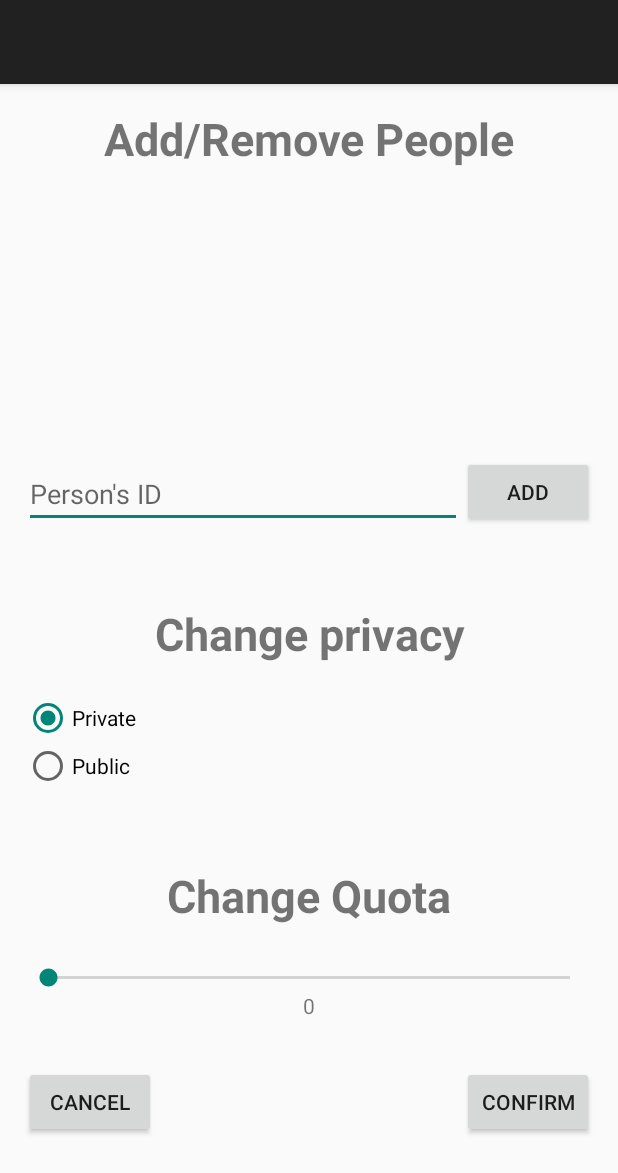
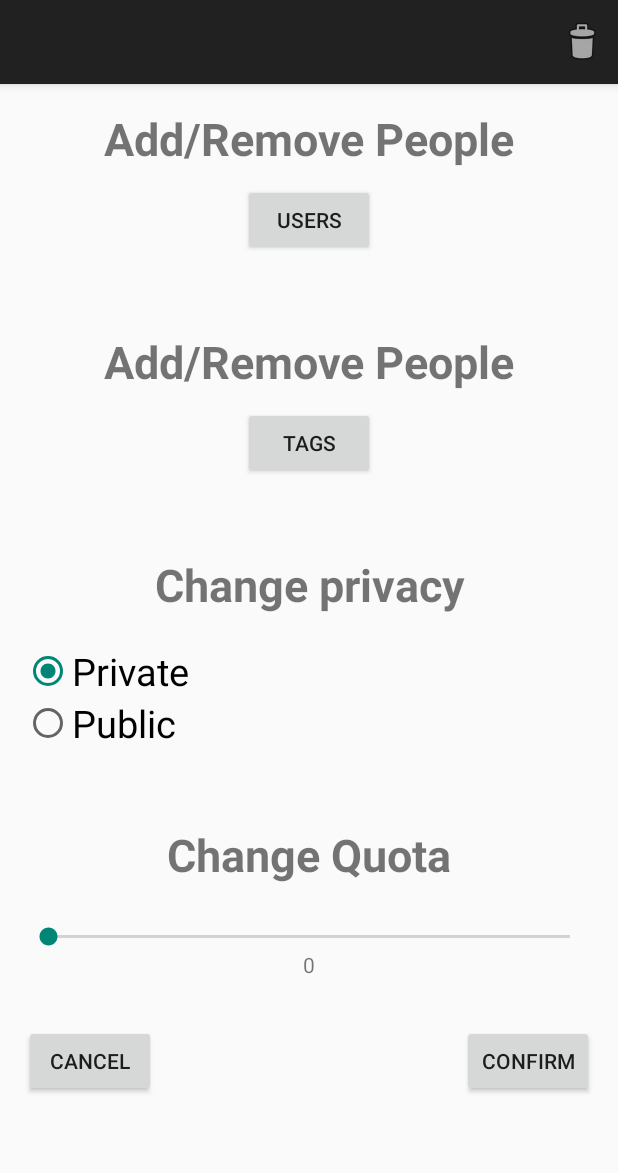
Before and after one commit to davidcalimero/AirDesk, an Android app: the SettingsActivity screen opened directly, with no data from a screen before it, on a phone screen of 412 x 824 dp. Shown: the top 1173 px of the screen. Run offline under Robolectric (Android 15) with nearby library versions, the phone set to English and light mode, and no system bars; 8 statements that could not run were skipped.

Commit message:
Settings Activity updated.
- User and Tag List on ListActivity;

- Delete put too. :3

```diff
--- a/app/src/main/java/pt/ulisboa/tecnico/cmov/airdesk/SettingsActivity.java
+++ b/app/src/main/java/pt/ulisboa/tecnico/cmov/airdesk/SettingsActivity.java
@@ -1,18 +1,21 @@
 package pt.ulisboa.tecnico.cmov.airdesk;
 
+import android.app.AlertDialog;
+import android.content.DialogInterface;
+import android.content.Intent;
 import android.support.v7.app.ActionBarActivity;
 import android.os.Bundle;
 import android.util.Log;
+import android.view.Menu;
+import android.view.MenuItem;
 import android.view.View;
-import android.widget.AdapterView;
-import android.widget.ArrayAdapter;
-import android.widget.EditText;
-import android.widget.ListView;
+import android.view.ViewConfiguration;
 import android.widget.RadioButton;
 import android.widget.SeekBar;
 import android.widget.TextView;
 import android.widget.Toast;
 
+import java.lang.reflect.Field;
 import java.util.ArrayList;
 
 import pt.ulisboa.tecnico.cmov.airdesk.other.FileManager;
@@ -23,8 +26,14 @@ import pt.ulisboa.tecnico.cmov.airdesk.other.Workspace;
 public class SettingsActivity extends ActionBarActivity {
 
     public static final String WORKSPACE_NAME = "workspaceName";
+    public static final String TAGS_LIST = "tags";
+    public static final String USERS_LIST = "users";
+
+    public static final int USERS = 0;
+    public static final int TAGS = 1;
 
     private String workspaceName;
+    private Workspace workspace;
 
     // Privacy
     private Workspace.MODE privacy;
@@ -32,10 +41,11 @@ public class SettingsActivity extends ActionBarActivity {
     // Quota
     int quota;
 
-    // New Code
-    private ArrayList<CharSequence> list;
-    private ArrayAdapter<String> adapter;
-    private EditText personEdit;
+    // User List
+    private ArrayList<CharSequence> users;
+
+    // Tag list
+    private ArrayList<CharSequence> tags;
 
     @Override
     protected void onCreate(Bundle savedInstanceState) {
@@ -47,29 +57,19 @@ public class SettingsActivity extends ActionBarActivity {
         workspaceName = (String) bundle.get(WORKSPACE_NAME);
         ApplicationContext applicationContext = (ApplicationContext) getApplicationContext();
         User activeUser = applicationContext.getActiveUser();
-        Workspace workspace = activeUser.getWorkspaceList().get(workspaceName);
+        workspace = activeUser.getWorkspaceList().get(workspaceName);
         if(workspace == null) {
             Log.e("SettingsActivity", "This is a problem: Workspace " + workspaceName + " doesn't exist.");
             finish();
         }
 
-        //Restore data
-        personEdit = (EditText) findViewById(R.id.personID);
-        list = workspace.getUserList();
+        /*
+        users = new ArrayList<>(workspace.getUserList());
+        tags = new ArrayList<>(workspace.getPublicProfile());
+        */
 
-        //ListView inicialization
-        adapter = new ArrayAdapter<>(this, android.R.layout.simple_list_item_1);
-        ListView listView = (ListView) findViewById(R.id.personList);
-        listView.setAdapter(adapter);
-        listView.setOnItemClickListener(new AdapterView.OnItemClickListener() {
-            @Override
-            public void onItemClick(AdapterView<?> parent, View view, int position, long arg3) {
-                adapter.remove(list.get(position).toString());
-                list.remove(position);
-            }
-        });
-
-        populateView();
+        users = workspace.getUserList();
+        tags = workspace.getPublicProfile();
 
         //////////////////////////////////////////////
         // Privacy
@@ -111,7 +111,7 @@ public class SettingsActivity extends ActionBarActivity {
             @Override
             public void onProgressChanged(SeekBar seekBar, int progress, boolean fromUser) {
                 quota = (int) minQuota + progress;
-                quotaText.setText(((Integer) quota).toString());
+                quotaText.setText(((Integer) quota).toString() + " MB");
             }
 
             @Override
@@ -125,31 +125,55 @@ public class SettingsActivity extends ActionBarActivity {
         });
 
         setTitle(workspaceName);
+
+        //Force overflow menu on actionBar
+        forceMenuOverflow();
     }
 
-    public void addItem(View view){
-        String item = personEdit.getText().toString();
-
-        //Invalid input verification
-        if (item.split(" ").length != 1 || item.length() == 0) {
-            Toast.makeText(getApplicationContext(), R.string.invalid_input, Toast.LENGTH_SHORT).show();
-            return;
-        }
-        if (list.contains(item)){
-            Toast.makeText(getApplicationContext(), "\"" + item + "\" " + getString(R.string.already_exists), Toast.LENGTH_SHORT).show();
-            return;
-        }
-
-        personEdit.getText().clear();
-        adapter.add(item);
-        list.add(item);
+    @Override
+    protected void onSaveInstanceState(Bundle outState) {
+        outState.putString(WORKSPACE_NAME, workspaceName);
+        outState.putCharSequenceArrayList(USERS_LIST, users);
+        outState.putCharSequenceArrayList(TAGS_LIST, tags);
+        super.onSaveInstanceState(outState);
     }
 
-    //ListView population
-    private void populateView(){
-        for(CharSequence item : list){
-            adapter.add(item.toString());
-        }
+    // User List
+    public void addRemoveUsers(View v){
+        Intent intent = new Intent(getApplicationContext(), ListActivity.class);
+        intent.putCharSequenceArrayListExtra(ListActivity.LIST, users);
+        intent.putExtra(ListActivity.TITLE, workspaceName + ": User List");
+        startActivityForResult(intent, USERS);
+    }
+
+    // Tag List
+    public void addRemoveTags(View v){
+        Intent intent = new Intent(getApplicationContext(), ListActivity.class);
+        intent.putCharSequenceArrayListExtra(ListActivity.LIST, tags);
+        intent.putExtra(ListActivity.TITLE, workspaceName + ": Tag List");
+        startActivityForResult(intent, TAGS);
+    }
+
+    @Override
+    protected void onActivityResult(int requestCode, int resultCode, Intent data) {
+        if(data != null && resultCode == RESULT_OK)
+            switch(requestCode){
+                case USERS:
+                    //tags = data.getCharSequenceArrayListExtra(TAGS_LIST);
+                    users = data.getCharSequenceArrayListExtra(ListActivity.LIST);
+                    break;
+
+                case TAGS:
+                    //users = data.getCharSequenceArrayListExtra(USERS_LIST);
+                    tags = data.getCharSequenceArrayListExtra(ListActivity.LIST);
+                    break;
+            }
+        /*
+        if(data != null) {
+            users = new ArrayList<>(data.getCharSequenceArrayListExtra(USERS_LIST));
+            tags = new ArrayList<>(data.getCharSequenceArrayListExtra(TAGS_LIST));
+        }*/
+
     }
 
     // Privacy
@@ -163,11 +187,67 @@ public class SettingsActivity extends ActionBarActivity {
 
     // Final Buttons
     public void confirm(View v){
-        FlowManager.notifyEditWorkspace(getApplicationContext(), workspaceName, list, privacy, ((long) quota) * 1048576);
+        FlowManager.notifyEditWorkspace(getApplicationContext(), workspaceName, users, tags, privacy, ((long) quota) * 1048576);
         finish();
     }
 
     public void cancel(View v){
         finish();
     }
+
+    // Action Bar
+    @Override
+    public boolean onCreateOptionsMenu(Menu menu) {
+        getMenuInflater().inflate(R.menu.menu_file, menu);
+        return super.onCreateOptionsMenu(menu);
+    }
+
+    @Override
+    public boolean onOptionsItemSelected(MenuItem item) {
+        int id = item.getItemId();
+        switch (id){
+            case R.id.action_delete:
+                AlertDialog.Builder builder = new AlertDialog.Builder(this);
+                builder.setMessage(getString(R.string.dialog_confirm_delete) + " \"" + workspaceName + "\"")
+                        .setPositiveButton(R.string.dialog_yes, new DialogInterface.OnClickListener() {
+                            @Override
+                            public void onClick(DialogInterface dialog, int id) {
+                                //Delete File
+                                FlowManager.notifyRemoveWorkspace(getApplicationContext(), workspaceName);
+                                Toast.makeText(getApplicationContext(), getString(R.string.workspace_removed_successfully), Toast.LENGTH_SHORT).show();
+                                finish();
+                            }
+                        })
+                        .setNegativeButton(R.string.dialog_no, new DialogInterface.OnClickListener() {
+                            @Override
+                            public void onClick(DialogInterface dialog, int which) {
+                            }
+                        });
+                // Display the AlertDialog object
+                builder.create();
+                builder.show();
+                break;
+
+            default:
+                return super.onOptionsItemSelected(item);
+        }
+
+        return true;
+    }
+
+    //Force overflow menu on actionBar
+    private void forceMenuOverflow(){
+        try {
+            ViewConfiguration config = ViewConfiguration.get(this);
+            Field menuKeyField = ViewConfiguration.class.getDeclaredField("sHasPermanentMenuKey");
+
+            if (menuKeyField != null) {
+                menuKeyField.setAccessible(true);
+                menuKeyField.setBoolean(config, false);
+            }
+        }
+        catch (Exception e) {
+            Log.e("MainMenu", "Force action bar menu error");
+        }
+    }
 }
--- a/app/src/main/java/pt/ulisboa/tecnico/cmov/airdesk/other/FlowManager.java
+++ b/app/src/main/java/pt/ulisboa/tecnico/cmov/airdesk/other/FlowManager.java
@@ -68,8 +68,8 @@ public class FlowManager {
         return user.getWorkspaceList().get(workspaceName).getFiles().get(fileName).getContent(context);
     }
 
-    public static void notifyEditWorkspace(Context context, String workspaceName, ArrayList<CharSequence> users, Workspace.MODE privacy, long quota){
+    public static void notifyEditWorkspace(Context context, String workspaceName, ArrayList<CharSequence> users, ArrayList<CharSequence> tags, Workspace.MODE privacy, long quota){
         Workspace w = ((ApplicationContext) context).getActiveUser().getWorkspaceList().get(workspaceName);
-        w.editWorkspace(users, privacy, quota);
+        w.editWorkspace(users, tags, privacy, quota);
     }
 }
--- a/app/src/main/java/pt/ulisboa/tecnico/cmov/airdesk/other/Workspace.java
+++ b/app/src/main/java/pt/ulisboa/tecnico/cmov/airdesk/other/Workspace.java
@@ -84,7 +84,7 @@ public class Workspace implements Serializable{
             Log.e("Workspace","IT HAS SOMETHING");
         //_users.clear();
         //_users = users;
-        _users = new ArrayList<CharSequence>(users);
+        _users = new ArrayList<>(users);
         Log.e("Workspace","User List Updated.");
     }
 
@@ -166,8 +166,9 @@ public class Workspace implements Serializable{
     /******** EDIT WORKSPACE *********/
     /*********************************/
 
-    public void editWorkspace(ArrayList<CharSequence> users, MODE privacy, long quota){
+    public void editWorkspace(ArrayList<CharSequence> users, ArrayList<CharSequence> tags, MODE privacy, long quota){
         setUserList(users);
+        setPublicProfile(tags);
         setPrivacy(privacy);
         setMaximumQuota(quota);
     }
--- a/app/src/main/res/layout/activity_settings.xml
+++ b/app/src/main/res/layout/activity_settings.xml
@@ -29,37 +29,41 @@
                 android:gravity="center_horizontal" />
 
 
-            <ListView
-                android:id="@+id/personList"
-                android:layout_width="match_parent"
-                android:layout_height="194dp"
+            <Button
+                android:layout_width="wrap_content"
+                android:layout_height="wrap_content"
+                android:text="@string/users"
+                android:id="@+id/addRemoveUsers"
+                android:layout_below="@+id/editPeopleView"
+                android:layout_centerHorizontal="true"
+                android:layout_marginTop="10dp"
+                android:onClick="addRemoveUsers" />
+
+            <TextView
+                android:layout_width="wrap_content"
+                android:layout_height="wrap_content"
+                android:text="@string/edit_people"
+                android:id="@+id/editTagsView"
+                android:clickable="true"
+                android:textSize="30sp"
+                android:textStyle="bold"
+                android:gravity="center_horizontal"
+                android:layout_below="@+id/addRemoveUsers"
+                android:layout_marginTop="50dp"
                 android:layout_alignParentLeft="true"
                 android:layout_alignParentStart="true"
-                android:layout_below="@+id/editPeopleView" />
+                android:layout_alignRight="@+id/confirmButton"
+                android:layout_alignEnd="@+id/confirmButton" />
 
-            <EditText
+            <Button
                 android:layout_width="wrap_content"
                 android:layout_height="wrap_content"
-                android:id="@+id/personID"
-                android:hint="@string/personID"
-                android:layout_alignParentLeft="true"
-                android:layout_alignParentStart="true"
-                android:layout_toLeftOf="@+id/button"
-                android:layout_toStartOf="@+id/button"
-                android:layout_below="@+id/personList" />
-
-            <Button
-                style="?android:attr/buttonStyleSmall"
-                android:layout_width="wrap_content"
-                android:layout_height="wrap_content"
-                android:text="@string/add"
-                android:id="@+id/button"
-                android:layout_alignBottom="@+id/personID"
-                android:layout_alignParentRight="true"
-                android:layout_alignParentEnd="true"
-                android:layout_alignLeft="@+id/button2"
-                android:layout_alignStart="@+id/button2"
-                android:onClick="addItem" />
+                android:text="@string/tags"
+                android:id="@+id/addRemoveTags"
+                android:layout_below="@+id/editTagsView"
+                android:layout_centerHorizontal="true"
+                android:layout_marginTop="10dp"
+                android:onClick="addRemoveTags" />
 
             <TextView
                 android:layout_width="wrap_content"
@@ -70,7 +74,7 @@
                 android:textSize="30sp"
                 android:textStyle="bold"
                 android:gravity="center_horizontal"
-                android:layout_below="@+id/personID"
+                android:layout_below="@+id/addRemoveTags"
                 android:layout_alignParentLeft="true"
                 android:layout_alignParentStart="true"
                 android:layout_alignParentRight="true"
@@ -92,14 +96,16 @@
                     android:layout_height="wrap_content"
                     android:text="@string/private_privacy"
                     android:id="@+id/privateButton"
-                    android:onClick="onPrivateButtonPressed" />
+                    android:onClick="onPrivateButtonPressed"
+                    android:textSize="25sp" />
 
                 <RadioButton
                     android:layout_width="wrap_content"
                     android:layout_height="wrap_content"
                     android:text="@string/public_privacy"
                     android:id="@+id/publicButton"
-                    android:onClick="onPublicButtonPressed" />
+                    android:onClick="onPublicButtonPressed"
+                    android:textSize="25sp" />
             </RadioGroup>
 
             <TextView
@@ -142,7 +148,7 @@
                 android:layout_width="wrap_content"
                 android:layout_height="wrap_content"
                 android:text="@string/confirm"
-                android:id="@+id/button2"
+                android:id="@+id/confirmButton"
                 android:layout_below="@+id/seekBar"
                 android:layout_alignParentRight="true"
                 android:layout_alignParentEnd="true"
@@ -153,7 +159,7 @@
                 android:layout_width="wrap_content"
                 android:layout_height="wrap_content"
                 android:text="@string/cancel"
-                android:id="@+id/button3"
+                android:id="@+id/cancelButton"
                 android:layout_below="@+id/seekBar"
                 android:layout_alignParentLeft="true"
                 android:layout_alignParentStart="true"
@@ -164,6 +170,4 @@
     </ScrollView>
 
     <requestFocus />
-
-    <requestFocus />
 </RelativeLayout>
--- a/app/src/main/res/values/strings.xml
+++ b/app/src/main/res/values/strings.xml
@@ -35,6 +35,7 @@
     <string name="create">Create</string>
     <string name="add">Add</string>
     <string name="confirm">Confirm</string>
+    <string name="users">Users</string>
 
     <!-- Tabs -->
     <string name="owned">Owned</string>
```
